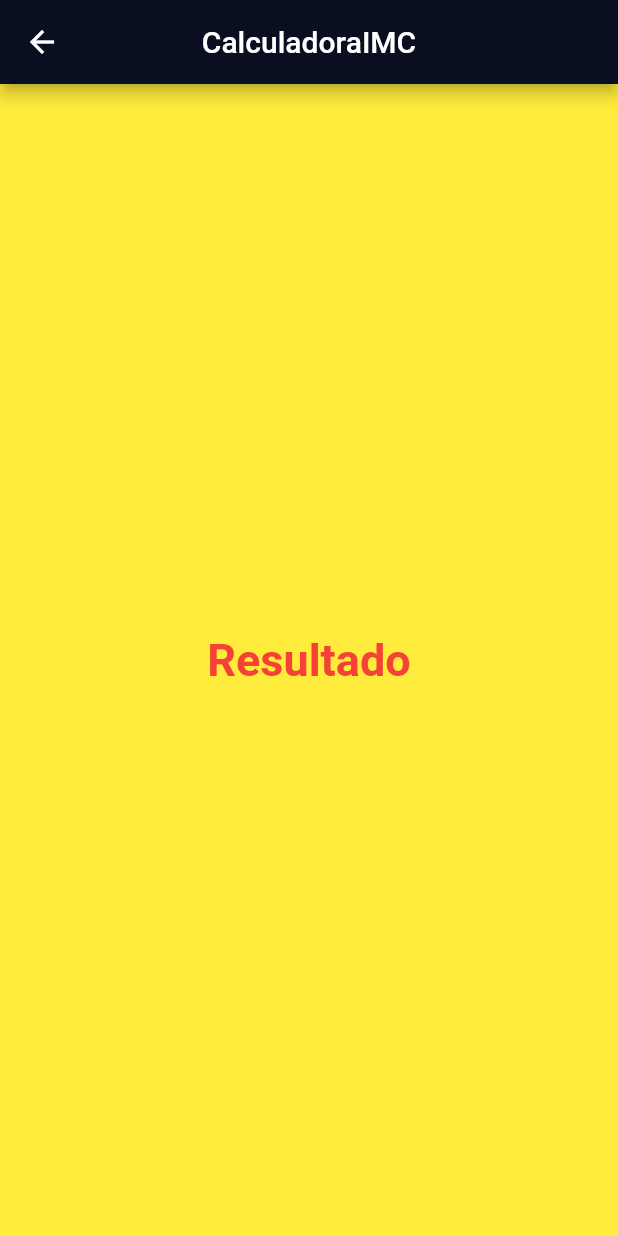
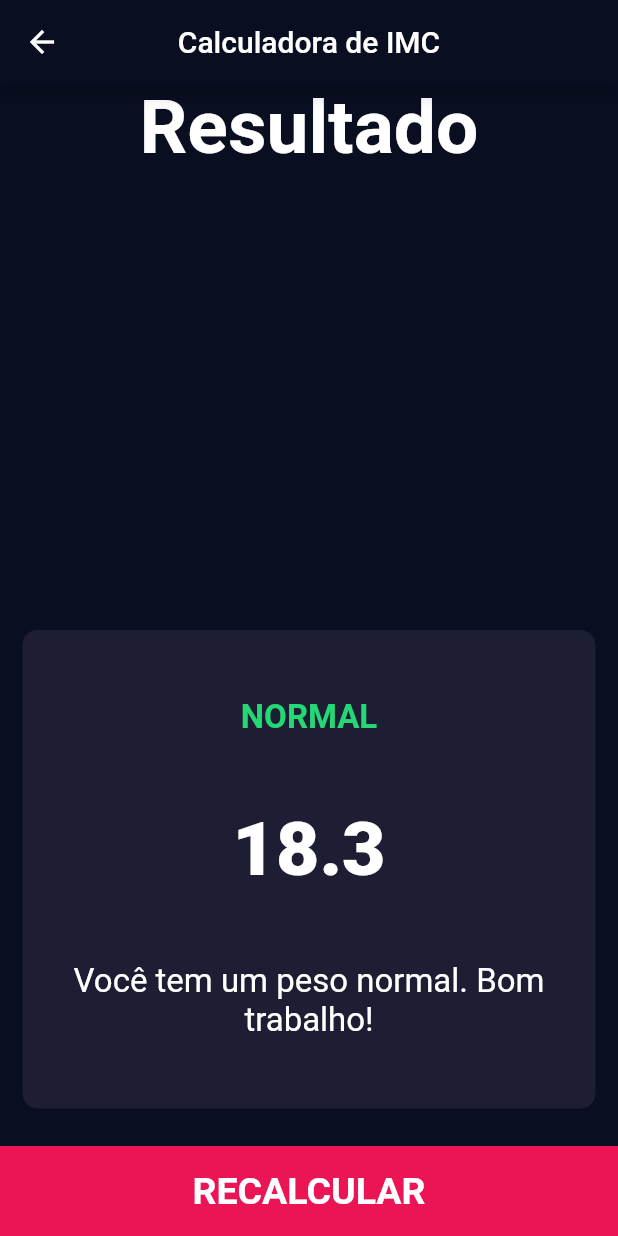
Before and after one commit to oliveiradg/imcFlutter, a Flutter app: the screen it shows after launch, after a tap on "CALCULAR", on a phone screen of 412 x 824 dp. Run offline on Flutter 3.47's test engine with Material 2 defaults, Android fonts, the phone set to English and light mode, and no system bars; our stand-ins replace font_awesome_flutter; missing offline and left inert: dart:ffi.

Commit message:
[DIA 15] feat: Criação tela resultados, dados mockados, e botão

```diff
--- /dev/null
+++ b/lib/components/bottom_botao.dart
@@ -0,0 +1,35 @@
+import 'package:flutter/material.dart';
+
+class BotaoInferior extends StatelessWidget {
+  const BotaoInferior({
+    Key? key,
+    required this.onTap,
+    required this.buttonTitle,
+  }) : super(key: key);
+
+  final Function  onTap;
+  final String buttonTitle;
+
+  @override
+  Widget build(BuildContext context) {
+    return GestureDetector(
+      onTap: onTap as void Function(),
+      child: Container(
+        // ignore: sort_child_properties_last
+        child:  Center(
+          child: Text(
+            buttonTitle,
+            style: const TextStyle(
+              fontSize: 25.0,
+              fontWeight: FontWeight.bold,
+            ),
+          ),
+        ),
+        color: const Color(0xFFEB1555),
+        margin: const EdgeInsets.only(top: 10.0),
+        width: double.infinity,
+        height: 60,
+      ),
+    );
+  }
+}
--- a/lib/components/constantes.dart
+++ b/lib/components/constantes.dart
@@ -14,3 +14,23 @@ const numberTextStyle = TextStyle(
   fontSize: 50,
   fontWeight: FontWeight.w900,
 );
+
+const titleTextStyle = TextStyle(
+  fontSize: 50,
+  fontWeight: FontWeight.bold,
+);
+
+const resultTextStyle = TextStyle(
+  color: Color(0xFF24D876),
+  fontSize: 22,
+  fontWeight: FontWeight.bold,
+);
+
+const imcTextStyle = TextStyle(
+  fontSize: 100,
+  fontWeight: FontWeight.bold,
+);
+
+const corpoTextoStyle = TextStyle(
+  fontSize: 22,
+);
--- a/lib/views/input_page_view.dart
+++ b/lib/views/input_page_view.dart
@@ -1,5 +1,9 @@
+// ignore_for_file: public_member_api_docs, sort_constructors_first
+import 'dart:ffi';
+
 import 'package:flutter/material.dart';
 import 'package:font_awesome_flutter/font_awesome_flutter.dart';
+import 'package:imc/components/bottom_botao.dart';
 
 import 'package:imc/components/card_tela.dart';
 import 'package:imc/components/constantes.dart';
@@ -216,42 +220,25 @@ class _InputPageState extends State<InputPage> {
               ],
             ),
           ),
-          GestureDetector(
+          BotaoInferior(
             onTap: () {
-              Navigator.push(context,
-              MaterialPageRoute(
-                builder: ((context) {
-                  return const ResultadoPage();
-                }
-
-
-                ),
-
-
-              ),);
-            },
-            child: Container(
-              // ignore: sort_child_properties_last
-              child: const Center(
-                child: Text(
-                  'CALCULAR',
-                  style: TextStyle(
-                    fontSize: 25.0,
-                    fontWeight: FontWeight.bold,
-                  ),
-                ),
-              ),
-              color: const Color(0xFFEB1555),
-              margin: const EdgeInsets.only(top: 10.0),
-              width: double.infinity,
-              height: 60,
-            ),
+              Navigator.push(
+          context,
+          MaterialPageRoute(
+            builder: ((context) {
+              return const ResultadoPage();
+            }),
+          ),
+        );
+            }, buttonTitle: 'CALCULAR',
           ),
         ],
       ),
     );
   }
 }
+
+
 
 // Container(
 //   margin: const EdgeInsets.all(15),
--- a/lib/views/resultado_page.dart
+++ b/lib/views/resultado_page.dart
@@ -1,4 +1,7 @@
 import 'package:flutter/material.dart';
+import 'package:imc/components/bottom_botao.dart';
+import 'package:imc/components/card_tela.dart';
+import 'package:imc/components/constantes.dart';
 
 class ResultadoPage extends StatelessWidget {
   const ResultadoPage({Key? key}) : super(key: key);
@@ -7,22 +10,57 @@ class ResultadoPage extends StatelessWidget {
   Widget build(BuildContext context) {
     return Scaffold(
       appBar: AppBar(
-        title: const Text('CalculadoraIMC'),
+        title: const Text('Calculadora de IMC'),
         centerTitle: true,
       ),
-      body: Container(
-        color: Colors.yellow,
-        child: const Center(
-          child: Text('Resultado',
-              style: TextStyle(
-                color: Colors.red,
-                fontSize: 30,
-                fontWeight: FontWeight.bold,
-              )),
-        ),
+      body: Column(
+        mainAxisAlignment: MainAxisAlignment.spaceEvenly,
+        children: [
+          Expanded(
+            flex: 5,
+            child: Container(
+              child: const Text(
+                'Resultado',
+                style: titleTextStyle,
+              ),
+            ),
+          ),
+          Expanded(
+            flex: 5,
+            child: CardTela(
+              cardChild: Column(
+                mainAxisAlignment: MainAxisAlignment.spaceEvenly,
+                crossAxisAlignment: CrossAxisAlignment.center,
+                children: const [
+                  Text(
+                    'NORMAL',
+                    style: resultTextStyle,
+                  ),
+                  Text(
+                    '18.3',
+                    style: numberTextStyle,
+                  ),
+                  Text(
+                    'Você tem um peso normal. Bom trabalho!',
+                    textAlign: TextAlign.center,
+                    style: TextStyle(
+                      fontSize: 22,
+                    ),
+                  )
+                ],
+              ),
+              colour: activeCardColour,
+              onPress: () {},
+            ),
+          ),
+          BotaoInferior(
+            buttonTitle: 'RECALCULAR',
+            onTap: () {
+              Navigator.pop(context);
+            },
+          ),
+        ],
       ),
-
-
     );
   }
 }
```
